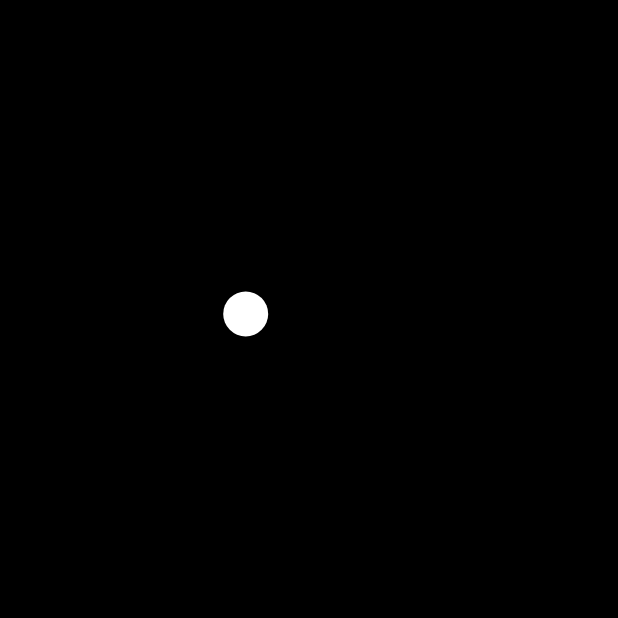
After one commit to JideGuru/animation_playground, a Flutter app: the BouncingBall screen opened by its route, on a phone screen of 412 x 824 dp, the top half of it. The commit adds this screen. Run offline on Flutter 3.47's test engine with Material 2 defaults, Android fonts, the phone set to English and light mode, and no system bars; missing offline and left inert: flutter_shaders.

Commit message:
added 'Th Bouncing Ball' and did some code cleanup

```diff
--- /dev/null
+++ b/lib/animations/coding_train_challenges/bouncing_ball.dart
@@ -0,0 +1,71 @@
+import 'dart:async';
+import 'dart:math';
+
+import 'package:flutter/material.dart';
+import 'package:flutter/scheduler.dart';
+
+class BouncingBall extends StatefulWidget {
+  const BouncingBall({Key? key}) : super(key: key);
+
+  @override
+  State<BouncingBall> createState() => _BouncingBallState();
+}
+
+class _BouncingBallState extends State<BouncingBall> with SingleTickerProviderStateMixin {
+  late final Ticker _ticker;
+  double _vx = 5, _vy = 5, _x = 170, _y = 400;
+  final _ballWidth = 30, _ballHeight = 30;
+
+  @override
+  void initState() {
+    super.initState();
+    Timer(const Duration(microseconds: 300), () {
+      _x = Random().nextDouble() * (MediaQuery.of(context).size.width + _ballWidth);
+      _y = Random().nextDouble() * (MediaQuery.of(context).size.height + _ballHeight);
+      setState(() {});
+      _ticker = createTicker((elapsed) {
+        _x += _vx;
+        _y += _vy;
+
+        final size = MediaQuery.of(context).size;
+        if (_x <= 0 || _x >= size.width - _ballWidth) {
+          _vx = -_vx;
+        }
+        if (_y <= 0 || _y >= size.height - _ballHeight) {
+          _vy = -_vy;
+        }
+        setState(() {});
+      });
+      _ticker.start();
+    });
+
+  }
+
+  @override
+  void dispose() {
+    super.dispose();
+    _ticker.dispose();
+  }
+
+  @override
+  Widget build(BuildContext context) {
+    return Scaffold(
+      backgroundColor: Colors.black,
+      body: Stack(
+        children: [
+          Transform.translate(
+            offset: Offset(_x, _y),
+            child: Container(
+              height: 30,
+              width: 30,
+              decoration: const BoxDecoration(
+                color: Colors.white,
+                shape: BoxShape.circle,
+              ),
+            ),
+          ),
+        ],
+      ),
+    );
+  }
+}
--- a/lib/animations_list.dart
+++ b/lib/animations_list.dart
@@ -46,6 +46,11 @@ List animationList = [
     route: '/simple-particle-system',
     icon: Icons.animation,
   ),
+  AnimationPage(
+    title: 'The Bouncing Ball',
+    route: '/bouncing-ball',
+    icon: Icons.sports_baseball,
+  ),
 ];
 
 class AnimationPage {
--- a/lib/routes.dart
+++ b/lib/routes.dart
@@ -1,3 +1,4 @@
+import 'package:animation_playground/animations/coding_train_challenges/bouncing_ball.dart';
 import 'package:animation_playground/list_page.dart';
 import 'package:animation_playground/shaders/barrel.dart';
 import 'package:flutter/material.dart';
@@ -18,4 +19,5 @@ Map<String, Widget Function(BuildContext)> routes = {
   '/pyramid-shader': (context) => const PyramidShader(),
   '/metaball-fab': (context) => const MetaballFAB(),
   '/simple-particle-system': (context) => const SimpleParticleSystem(),
+  '/bouncing-ball': (context) => const BouncingBall(),
 };
--- a/lib/shaders/metaball_fab.dart
+++ b/lib/shaders/metaball_fab.dart
@@ -28,7 +28,6 @@ class _MetaballFABState extends State<MetaballFAB>
         (ui.window.physicalSize.shortestSide / ui.window.devicePixelRatio);
     var screenHeight =
         (ui.window.physicalSize.longestSide / ui.window.devicePixelRatio);
-    print(screenHeight);
     mainButtonPos = Offset(screenWidth / 2, screenHeight - 100);
     firstButtonPos = Offset(screenWidth / 2, screenHeight - 100);
     secondButtonPos = Offset(screenWidth / 2, screenHeight - 100);
@@ -105,7 +104,6 @@ class _MetaballFABState extends State<MetaballFAB>
           return AnimatedSampler(
             child: child!,
             (ui.Image image, Size size, Canvas canvas) {
-              print(_firstAnimation.value);
               shader
                 ..setFloat(0, mainButtonPos.dx)
                 ..setFloat(1, mainButtonPos.dy)
```
